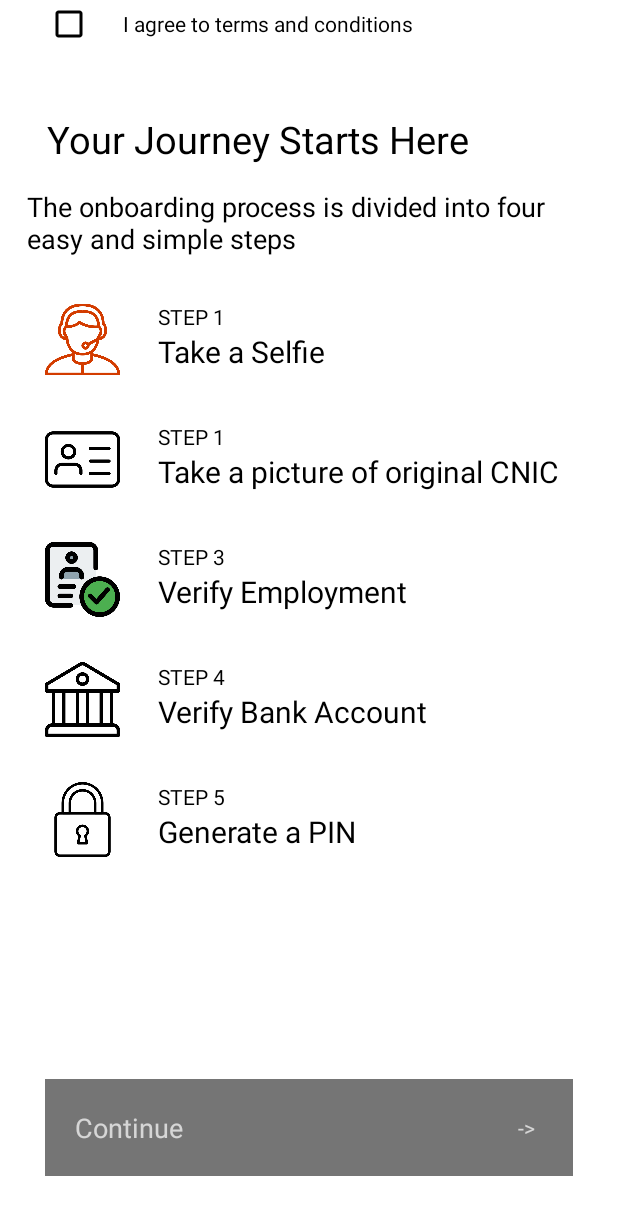
After one commit to seekhlo/Rizqpager, an Android app: the termsandconditions screen opened directly, with no data from a screen before it, on a phone screen of 412 x 824 dp. The commit adds this screen. Shown: the top 1215 px of the screen. Run offline under Robolectric (Android 15) with nearby library versions, the phone set to English and light mode, and no system bars.

Commit message:
three again

```diff
--- a/app/build.gradle
+++ b/app/build.gradle
@@ -1,14 +1,13 @@
 plugins {
     id 'com.android.application'
 }
-
 android {
     namespace 'com.example.rizqpager'
     compileSdk 32
 
     defaultConfig {
         applicationId "com.example.rizqpager"
-        minSdk 14
+        minSdk 16
         targetSdk 32
         versionCode 1
         versionName "1.0"
@@ -31,7 +30,6 @@ android {
     }
 }
 dependencies {
-
     implementation 'androidx.appcompat:appcompat:1.5.1'
     implementation 'com.google.android.material:material:1.7.0'
     implementation 'androidx.constraintlayout:constraintlayout:2.1.4'
@@ -41,5 +39,4 @@ dependencies {
     androidTestImplementation 'androidx.test.ext:junit:1.1.3'
     androidTestImplementation 'androidx.test.espresso:espresso-core:3.4.0'
     implementation 'com.github.poovamraj:PinEditTextField:1.2.6'
-
 }
--- /dev/null
+++ b/app/src/main/java/com/example/rizqpager/termsandconditions.java
@@ -0,0 +1,29 @@
+package com.example.rizqpager;
+
+import androidx.appcompat.app.AppCompatActivity;
+import androidx.constraintlayout.widget.ConstraintLayout;
+
+import android.content.Intent;
+import android.os.Bundle;
+import android.view.View;
+import android.widget.Button;
+import android.widget.Toast;
+
+public class termsandconditions extends AppCompatActivity {
+     ConstraintLayout btncont;
+    @Override
+    protected void onCreate(Bundle savedInstanceState) {
+        super.onCreate(savedInstanceState);
+        setContentView(R.layout.activity_termsandconditions);
+        btncont = findViewById(R.id.usama1);
+        btncont.setOnClickListener(new View.OnClickListener() {
+            @Override
+            public void onClick(View view) {
+                Intent intent = new Intent(getApplicationContext(), waitingscreenf.class);
+                startActivity(intent);
+                Toast.makeText(termsandconditions.this, "Button Clicked", Toast.LENGTH_SHORT).show();
+            }
+        });
+
+    }
+}
--- a/app/src/main/res/layout/activity_main.xml
+++ b/app/src/main/res/layout/activity_main.xml
@@ -18,6 +18,7 @@
         android:background="@color/Bluebackground"
         android:text="GetStarted"
         android:id="@+id/getstarted"
+
 
         />
 
--- /dev/null
+++ b/app/src/main/res/layout/activity_termsandconditions.xml
@@ -0,0 +1,289 @@
+<?xml version="1.0" encoding="utf-8"?>
+<androidx.constraintlayout.widget.ConstraintLayout xmlns:android="http://schemas.android.com/apk/res/android"
+    xmlns:app="http://schemas.android.com/apk/res-auto"
+    xmlns:tools="http://schemas.android.com/tools"
+    android:layout_width="match_parent"
+    android:layout_height="match_parent"
+    android:background="@color/white"
+    tools:context=".termsandconditions">
+<ImageView
+    android:id="@+id/imagearrow"
+    android:layout_width="50dp"
+    android:layout_height="50dp"
+
+    app:layout_constraintLeft_toLeftOf="parent"
+    app:layout_constraintTop_toTopOf="parent"
+
+    />
+    <TextView
+        android:layout_width="wrap_content"
+        android:layout_height="wrap_content"
+        app:layout_constraintTop_toBottomOf="@id/imagearrow"
+        app:layout_constraintLeft_toLeftOf="parent"
+        android:text=" Your Journey Starts Here  "
+        android:textColor="@color/black"
+        android:textSize="25dp"
+        app:flow_horizontalAlign="start"
+        android:layout_marginLeft="25dp"
+        android:layout_marginTop="25dp"
+        android:id="@+id/text1"
+        />
+    <TextView
+        android:layout_width="wrap_content"
+        android:layout_height="wrap_content"
+        android:text="The onboarding process is divided into four easy and simple steps"
+        android:textColor="@color/black"
+        app:layout_constraintTop_toBottomOf="@+id/text1"
+        android:textSize="18sp"
+        android:layout_margin="15dp"
+        android:layout_marginLeft="15dp"
+        app:layout_constraintLeft_toLeftOf="parent"
+        app:layout_constraintRight_toRightOf="parent"
+        android:paddingHorizontal="18dp"
+        android:id="@+id/text2"
+        />
+    <LinearLayout
+        android:gravity="start"
+        android:layout_width="wrap_content"
+        android:layout_height="wrap_content"
+        android:id="@+id/layout1"
+        app:layout_constraintTop_toBottomOf="@id/text2"
+        app:layout_constraintLeft_toLeftOf="parent"
+        android:layout_margin="30dp"
+        >
+        <ImageView
+            android:layout_width="50dp"
+            android:layout_height="50dp"
+            android:src="@drawable/selfie"
+            />
+        <LinearLayout
+            android:layout_marginHorizontal="25dp"
+            android:layout_width="wrap_content"
+            android:layout_height="wrap_content"
+            android:orientation="vertical"
+            >
+            <TextView
+                android:layout_width="wrap_content"
+                android:textColor="@color/black"
+                android:layout_height="wrap_content"
+                android:text="STEP 1"/>
+            <TextView
+                android:layout_width="wrap_content"
+                android:layout_height="wrap_content"
+                android:text="Take a Selfie"
+                android:textSize="20sp"
+                android:textColor="@color/black"
+
+                />
+        </LinearLayout>
+    </LinearLayout>
+
+    <LinearLayout
+        android:gravity="start"
+        android:layout_width="wrap_content"
+        android:layout_height="wrap_content"
+        android:id="@+id/layout2"
+        app:layout_constraintTop_toBottomOf="@id/layout1"
+        app:layout_constraintLeft_toLeftOf="parent"
+        android:layout_margin="30dp"
+        >
+        <ImageView
+            android:layout_width="50dp"
+            android:layout_height="50dp"
+            android:src="@drawable/idcard"
+            />
+        <LinearLayout
+            android:layout_marginHorizontal="25dp"
+            android:layout_width="wrap_content"
+            android:layout_height="wrap_content"
+            android:orientation="vertical"
+            >
+            <TextView
+                android:layout_width="wrap_content"
+                android:textColor="@color/black"
+                android:layout_height="wrap_content"
+                android:text="STEP 1"/>
+            <TextView
+                android:layout_width="wrap_content"
+                android:layout_height="wrap_content"
+                android:text="Take a picture of original CNIC"
+                android:textSize="20sp"
+                android:textColor="@color/black"
+
+                />
+        </LinearLayout>
+    </LinearLayout>
+
+    <LinearLayout
+        android:gravity="start"
+        android:layout_width="wrap_content"
+        android:layout_height="wrap_content"
+        android:id="@+id/layout3"
+        app:layout_constraintTop_toBottomOf="@id/layout2"
+        app:layout_constraintLeft_toLeftOf="parent"
+        android:layout_margin="30dp"
+        >
+        <ImageView
+            android:layout_width="50dp"
+            android:layout_height="50dp"
+            android:src="@drawable/verified"
+            />
+        <LinearLayout
+            android:layout_width="wrap_content"
+            android:layout_height="wrap_content"
+            android:orientation="vertical"
+            android:layout_marginHorizontal="25dp"
+            >
+            <TextView
+                android:layout_width="wrap_content"
+                android:textColor="@color/black"
+                android:layout_height="wrap_content"
+                android:text="STEP 3"/>
+            <TextView
+                android:layout_width="wrap_content"
+                android:layout_height="wrap_content"
+                android:text="Verify Employment"
+                android:textSize="20sp"
+                android:textColor="@color/black"
+
+                />
+        </LinearLayout>
+    </LinearLayout>
+
+    <LinearLayout
+        android:gravity="start"
+        android:layout_width="wrap_content"
+        android:layout_height="wrap_content"
+        android:id="@+id/layout4"
+        app:layout_constraintTop_toBottomOf="@id/layout3"
+        app:layout_constraintLeft_toLeftOf="parent"
+        android:layout_margin="30dp"
+        >
+        <ImageView
+            android:layout_width="50dp"
+            android:layout_height="50dp"
+            android:src="@drawable/bank"
+            />
+        <LinearLayout
+            android:layout_width="wrap_content"
+            android:layout_height="wrap_content"
+            android:orientation="vertical"
+            android:layout_marginHorizontal="25dp"
+            >
+            <TextView
+                android:layout_width="wrap_content"
+                android:textColor="@color/black"
+                android:layout_height="wrap_content"
+                android:text="STEP 4"/>
+            <TextView
+                android:layout_width="wrap_content"
+                android:layout_height="wrap_content"
+                android:text="Verify Bank Account"
+                android:textSize="20sp"
+                android:textColor="@color/black"
+
+                />
+        </LinearLayout>
+    </LinearLayout>
+
+    <LinearLayout
+        android:layout_marginBottom="25dp"
+        android:gravity="start"
+        android:layout_width="wrap_content"
+        android:layout_height="wrap_content"
+        android:id="@+id/layout5"
+        app:layout_constraintTop_toBottomOf="@id/layout4"
+        app:layout_constraintLeft_toLeftOf="parent"
+        android:layout_margin="30dp"
+        >
+        <ImageView
+            android:layout_width="50dp"
+            android:layout_height="50dp"
+            android:src="@drawable/unlock"
+            />
+        <LinearLayout
+            android:layout_marginHorizontal="25dp"
+            android:layout_width="wrap_content"
+            android:layout_height="wrap_content"
+            android:orientation="vertical"
+            >
+            <TextView
+                android:layout_width="wrap_content"
+                android:textColor="@color/black"
+                android:layout_height="wrap_content"
+                android:text="STEP 5"/>
+            <TextView
+                android:layout_width="wrap_content"
+                android:layout_height="wrap_content"
+                android:text="Generate a PIN"
+                android:textSize="20sp"
+                android:textColor="@color/black"
+                />
+        </LinearLayout>
+
+    </LinearLayout>
+
+    <LinearLayout
+        android:id="@+id/linearLayout"
+        android:layout_width="wrap_content"
+        android:layout_height="wrap_content"
+        android:layout_margin="30dp"
+        android:layout_marginStart="52dp"
+        android:layout_marginLeft="52dp"
+        android:layout_marginBottom="20dp"
+        android:gravity="start"
+        app:layout_constraintBottom_toTopOf="@+id/continuebutton5"
+        app:layout_constraintStart_toStartOf="parent">
+
+        <CheckBox
+            android:layout_width="wrap_content"
+            android:layout_height="wrap_content"
+            android:backgroundTint="@color/black"
+            android:buttonTint="@color/black" />
+
+        <TextView
+            android:layout_width="wrap_content"
+            android:layout_height="wrap_content"
+            android:layout_marginHorizontal="20dp"
+            android:text="I agree to terms and conditions"
+            android:textColor="@color/black" />
+
+    </LinearLayout>
+
+    <androidx.constraintlayout.widget.ConstraintLayout
+        android:id="@+id/usama1"
+        android:layout_width="match_parent"
+        android:layout_height="wrap_content"
+        android:layout_marginHorizontal="30dp"
+        android:background="@color/grey"
+        app:circularflow_radiusInDP="25dp"
+        app:layout_constraintBottom_toBottomOf="parent"
+        app:layout_constraintCircleRadius="25dp"
+        app:layout_constraintLeft_toLeftOf="parent"
+        app:layout_constraintRight_toRightOf="parent"
+        android:layout_marginBottom="40dp"
+        app:layout_goneMarginBottom="30dp">
+
+        <TextView
+            android:layout_width="wrap_content"
+            android:layout_height="wrap_content"
+            android:layout_margin="20dp"
+            android:layout_marginLeft="25dp"
+            android:gravity=""
+            android:text="Continue"
+            android:textSize="18sp"
+            app:layout_constraintBottom_toBottomOf="parent"
+            app:layout_constraintStart_toStartOf="parent"
+            app:layout_constraintTop_toTopOf="parent" />
+
+        <TextView
+            android:layout_width="wrap_content"
+            android:layout_height="wrap_content"
+            android:layout_marginHorizontal="25dp"
+
+            android:text="->"
+            app:layout_constraintBottom_toBottomOf="parent"
+            app:layout_constraintRight_toRightOf="parent"
+            app:layout_constraintTop_toTopOf="parent" />
+    </androidx.constraintlayout.widget.ConstraintLayout>
+</androidx.constraintlayout.widget.ConstraintLayout>
--- a/app/src/main/res/values/colors.xml
+++ b/app/src/main/res/values/colors.xml
@@ -10,4 +10,5 @@
     <color name="Bluebackground"> #2d3195 </color>
     <color name="CardBluebackground"> #3a3ca9 </color>
     <color name="ContinueTag"> #2d317b </color>
+    <color name="grey">#757575</color>
 </resources>
--- a/app/src/main/res/values/themes.xml
+++ b/app/src/main/res/values/themes.xml
@@ -1,6 +1,6 @@
 <resources xmlns:tools="http://schemas.android.com/tools">
     <!-- Base application theme. -->
-    <style name="Theme.Rizqpager" parent="Theme.MaterialComponents.DayNight.DarkActionBar">
+    <style name="Theme.Rizqpager" parent="Theme.MaterialComponents.Light.NoActionBar">
         <!-- Primary brand color. -->
         <item name="colorPrimary">@color/purple_500</item>
         <item name="colorPrimaryVariant">@color/purple_700</item>
@@ -8,9 +8,9 @@
         <!-- Secondary brand color. -->
         <item name="colorSecondary">@color/teal_200</item>
         <item name="colorSecondaryVariant">@color/teal_700</item>
-        <item name="colorOnSecondary">@color/black</item>
+        <item name="colorOnSecondary">@color/white</item>
         <!-- Status bar color. -->
-        <item name="android:statusBarColor">?attr/colorPrimaryVariant</item>
+
         <!-- Customize your theme here. -->
     </style>
     <style name="NoActionBar">
```
Also changed, not shown: app/src/main/AndroidManifest.xml (+21 -0 lines), app/src/main/java/com/example/rizqpager/otp.java (+23 -0 lines), app/src/main/java/com/example/rizqpager/termsandcondition.java (added, +14 -0 lines), app/src/main/java/com/example/rizqpager/waitingscreenf.java (added, +14 -0 lines), app/src/main/res/layout/activity_otp.xml (+5 -2 lines), app/src/main/res/layout/activity_waitingscreenf.xml (added, +133 -0 lines), app/src/main/res/drawable-v24/bank.png (added), app/src/main/res/drawable-v24/idcard.png (added), app/src/main/res/drawable-v24/selfie.png (added), app/src/main/res/drawable-v24/unlock.png (added), app/src/main/res/drawable-v24/verified.png (added).
